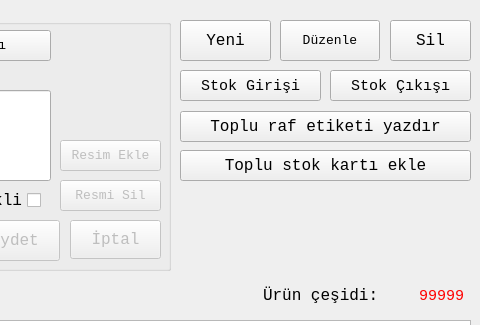
Before: the Qt Designer form stokfrom.ui in mamoo81/bhss, drawn with Qt 5; both pictures show x 870 to 1350 and y 0 to 325 of the 1350 by 700 pixel window.
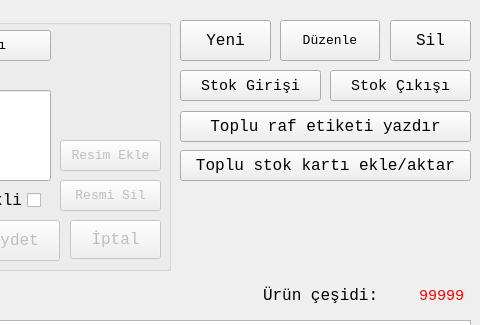
After: the same form once the commit is applied. Icons and pictures are not drawn.

The edit to the form file:
```diff
--- a/stokfrom.ui
+++ b/stokfrom.ui
@@ -920,7 +920,7 @@
     <enum>Qt::LeftToRight</enum>
    </property>
    <property name="text">
-    <string>Toplu stok kartı ekle</string>
+    <string>Toplu stok kartı ekle/aktar</string>
    </property>
    <property name="iconSize">
     <size>
```
